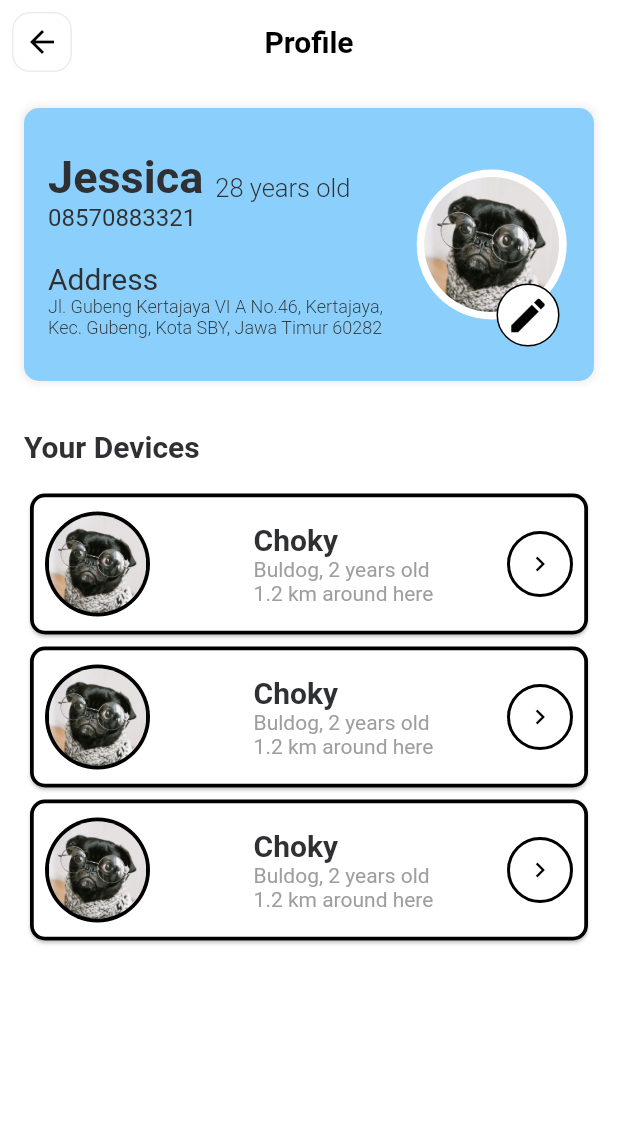
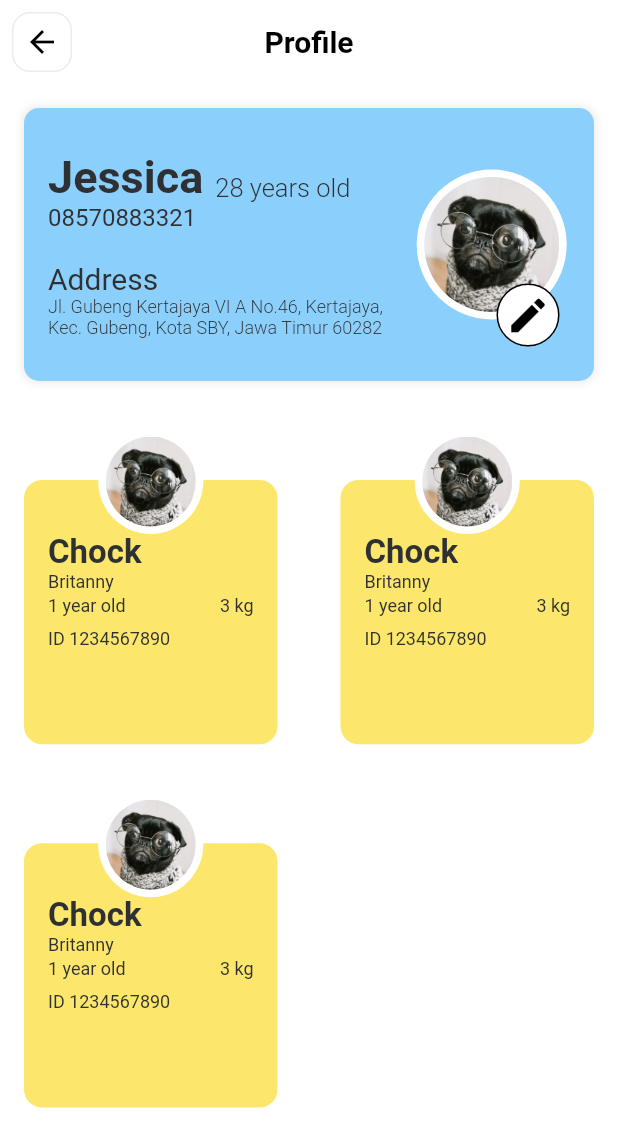
Before and after one commit to lokapin-indonesia/lokapin-app, a Flutter app: the ProfileScreen screen opened directly, on a phone screen of 412 x 824 dp. Shown: the top 1147 px of the screen. Run offline on Flutter 3.47's test engine with Material 2 defaults, Android fonts, the phone set to English and light mode, and no system bars; our stand-ins replace email_validator, flutter_dotenv, get_storage, google_fonts, nb_utils and 2 more; missing offline and left inert: dart:ffi; accounts and stored records are empty.

Commit message:
profile screen

```diff
--- a/lib/main.dart
+++ b/lib/main.dart
@@ -1,4 +1,5 @@
 import 'package:flutter/material.dart';
+import 'package:lokapin_app/screen/profile/profile_Screen.dart';
 import 'package:lokapin_app/screen/splash/splash_screen.dart';
 import 'package:lokapin_app/utils/colors.dart';
 import 'package:nb_utils/nb_utils.dart';
@@ -17,7 +18,7 @@ class MyApp extends StatelessWidget {
       title: 'Lokapin',
       debugShowCheckedModeBanner: false,
       navigatorKey: navigatorKey,
-      home: const SplashScreen(),
+      home: const ProfileScreen(),
       theme: ThemeData(
           colorScheme:
               ColorScheme.fromSwatch().copyWith(secondary: primaryColor)),
--- a/lib/screen/profile/profile_Screen.dart
+++ b/lib/screen/profile/profile_Screen.dart
@@ -1,6 +1,7 @@
 import 'package:flutter/material.dart';
 import 'package:flutter/services.dart';
 import 'package:lokapin_app/utils/colors.dart';
+import 'package:lokapin_app/widgets/pet_card.dart';
 import 'package:nb_utils/nb_utils.dart';
 import 'package:lokapin_app/widgets/device_card.dart';
 
@@ -222,15 +223,18 @@ class _ProfileScreenState extends State<ProfileScreen> {
                     ],
                   ),
                 ),
-                Text("Your Devices",
-                        style: boldTextStyle(size: 20, weight: FontWeight.w600))
-                    .paddingAll(16),
-                Column(
-                  mainAxisAlignment: MainAxisAlignment.center,
+                GridView.count(
+                  shrinkWrap: true,
+                  crossAxisCount: 2,
+                  childAspectRatio: 0.83,
+                  padding: const EdgeInsets.all(0),
+                  crossAxisSpacing: 10,
+                  mainAxisSpacing: 0,
                   children: [
-                    DeviceCard(),
-                    DeviceCard(),
-                    DeviceCard(),
+                    PetCart(),
+                    PetCart(),
+                    PetCart(),
+
                   ],
                 ),
               ],
--- /dev/null
+++ b/lib/widgets/pet_card.dart
@@ -0,0 +1,149 @@
+import 'package:flutter/material.dart';
+import 'package:nb_utils/nb_utils.dart';
+
+Widget PetCart() {
+  return   Container(
+    margin: EdgeInsets.all(16),
+    child: Stack(
+      alignment: Alignment.topCenter,
+      children: <Widget>[
+      Container(
+      width: 180,
+      padding:
+      EdgeInsets.only(left: 16, right: 16, bottom: 16),
+      margin: EdgeInsets.only(top: 34.0),
+      decoration:const BoxDecoration(
+        borderRadius: BorderRadius.all(Radius.circular(12)),
+        color: Color(0xfffce76c),
+
+      ),
+      child: Column(
+        crossAxisAlignment: CrossAxisAlignment.start,
+        children: <Widget>[
+          Container(
+            child: Column(
+              crossAxisAlignment: CrossAxisAlignment.start,
+              children: [
+                SizedBox(
+                  height: 35,
+                ),
+                Text("Chock",
+                    style: boldTextStyle(
+                        size: 22,
+                        weight: FontWeight.w600))
+                ,
+                Text("Britanny",
+                    style: boldTextStyle(
+                        size: 12,
+                        weight: FontWeight.normal))
+                ,
+                2.height,
+                Row (
+                  crossAxisAlignment: CrossAxisAlignment.center,
+                  children: [
+                    Text("1 year old",
+                        style: boldTextStyle(
+                            size: 12,
+                            weight: FontWeight.normal))
+                    ,
+                    8.height,
+                    Spacer(),
+                    Text("3 kg",
+                        style: boldTextStyle(
+                            size: 12,
+                            weight: FontWeight.normal))
+                    ,
+                    8.height,
+                  ],
+                ),
+                8.height,
+                Text("ID 1234567890",
+                    style: boldTextStyle(
+                        size: 12,
+                        weight: FontWeight.normal))
+                ,
+                8.height,
+              ],
+            ),
+          )
+        ],
+      ),
+    ),
+        CircleAvatar(
+            radius: 35,
+            backgroundColor: Colors.white,
+            child: Padding(
+                padding: const EdgeInsets.all(5),
+                child: ClipOval(
+                  child: Image.asset('assets/animal_profpic.png',
+                      width: 140,
+                      height: 140,
+                      fit: BoxFit.fitWidth),
+                )))
+      ],
+    ),
+  );
+   Container(
+    width: 180,
+    padding:
+    EdgeInsets.only(left: 16, right: 16, bottom: 16),
+    margin: EdgeInsets.only(top: 34.0),
+    decoration:const BoxDecoration(
+        borderRadius: BorderRadius.all(Radius.circular(12)),
+        color: Color(0xfffce76c),
+
+    ),
+    child: Column(
+      crossAxisAlignment: CrossAxisAlignment.start,
+      children: <Widget>[
+        Container(
+          child: Column(
+            crossAxisAlignment: CrossAxisAlignment.start,
+            children: [
+              SizedBox(
+                height: 50,
+              ),
+              Text("Chock",
+                  style: boldTextStyle(
+                      size: 22,
+                      weight: FontWeight.w600))
+                  ,
+              8.height,
+              Text("Britanny",
+                  style: boldTextStyle(
+                      size: 12,
+                      weight: FontWeight.normal))
+                  ,
+              8.height,
+              Row (
+                crossAxisAlignment: CrossAxisAlignment.center,
+                children: [
+                  Text("1 year old",
+                      style: boldTextStyle(
+                          size: 12,
+                          weight: FontWeight.normal))
+                  ,
+                  8.height,
+                  Spacer(),
+                  Text("3 kg",
+                      style: boldTextStyle(
+                          size: 12,
+                          weight: FontWeight.normal))
+                  ,
+                  8.height,
+                ],
+              ),
+              8.height,
+              Text("ID 1234567890",
+                  style: boldTextStyle(
+                      size: 12,
+                      weight: FontWeight.normal))
+              ,
+              8.height,
+            ],
+          ),
+        )
+      ],
+    ),
+  );
+}
```
Also changed, not shown: 1 other file.
